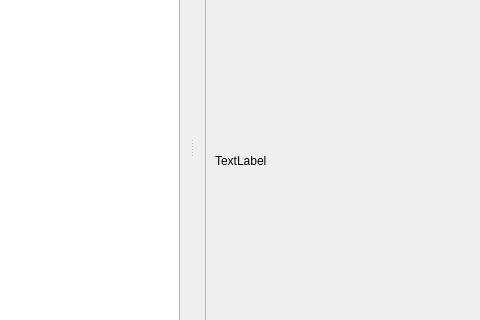
wlnetman/Qt59_cpp_dev_guide, file samp4_8/mainwindow.ui: the form before one commit; both pictures show x 85 to 565 and y 161 to 481 of the 984 by 581 pixel window.
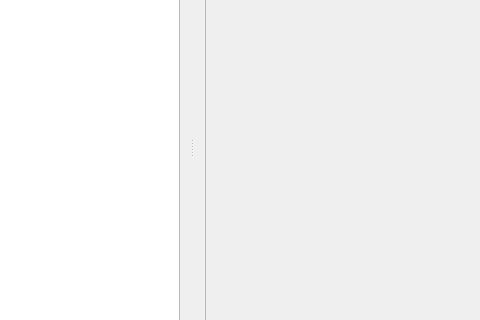
The form after the commit. Icons and pictures are not drawn.

Diff of the .ui file:
```diff
--- a/samp4_8/mainwindow.ui
+++ b/samp4_8/mainwindow.ui
@@ -39,7 +39,7 @@
       <item>
        <widget class="QLabel" name="label">
         <property name="text">
-         <string>TextLabel</string>
+         <string/>
         </property>
        </widget>
       </item>
```
Left out of the diff: 31 changed lines with no effect on the pictures.
